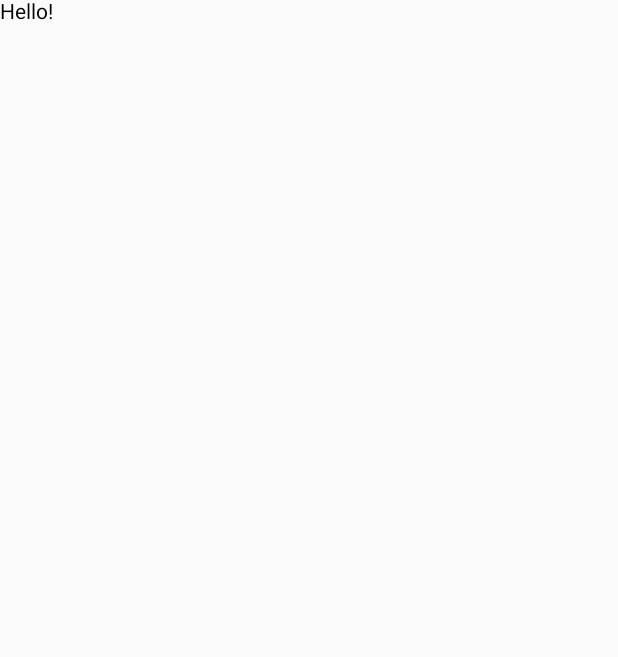
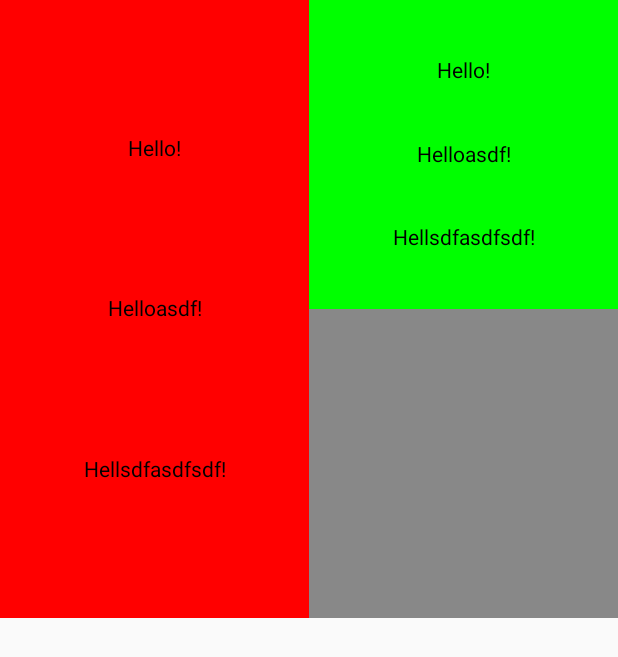
Before and after one commit to Kasaklalita/Learning-Jetpack-Compose, an Android app built with Jetpack Compose: the screen it shows after launch (MainActivity), on a phone screen of 412 x 824 dp. Before the commit the part shown is almost empty. Shown: the top 657 px of the screen. Run offline under Robolectric (Android 15) with nearby library versions, the phone set to English and light mode, and no system bars.

Commit message:
Lesson 2

```diff
--- a/app/src/main/java/com/kasaklalita/learningjetpackcompose/MainActivity.kt
+++ b/app/src/main/java/com/kasaklalita/learningjetpackcompose/MainActivity.kt
@@ -3,12 +3,15 @@ package com.kasaklalita.learningjetpackcompose
 import android.os.Bundle
 import androidx.activity.ComponentActivity
 import androidx.activity.compose.setContent
-import androidx.compose.foundation.layout.fillMaxSize
+import androidx.compose.foundation.background
+import androidx.compose.foundation.layout.*
 import androidx.compose.material.MaterialTheme
 import androidx.compose.material.Surface
 import androidx.compose.material.Text
 import androidx.compose.runtime.Composable
+import androidx.compose.ui.Alignment
 import androidx.compose.ui.Modifier
+import androidx.compose.ui.graphics.Color
 import androidx.compose.ui.tooling.preview.Preview
 import com.kasaklalita.learningjetpackcompose.ui.theme.LearningJetpackComposeTheme
 
@@ -16,7 +19,31 @@ class MainActivity : ComponentActivity() {
     override fun onCreate(savedInstanceState: Bundle?) {
         super.onCreate(savedInstanceState)
         setContent {
-            NewText()
+            Row(
+                modifier = Modifier.background(Color.Gray).fillMaxWidth().fillMaxHeight(0.5f),
+            ) {
+                Column(
+                    modifier = Modifier.background(Color.Red).fillMaxHeight().fillMaxWidth(0.5f),
+                    horizontalAlignment = Alignment.CenterHorizontally,
+                    verticalArrangement = Arrangement.SpaceEvenly
+                ) {
+                    Text(text = "Hello!")
+                    Text(text = "Helloasdf!")
+                    Text(text = "Hellsdfasdfsdf!")
+                }
+                Column(
+                    modifier = Modifier.background(Color.Green).fillMaxHeight(0.5f).fillMaxWidth(),
+                    horizontalAlignment = Alignment.CenterHorizontally,
+                    verticalArrangement = Arrangement.SpaceEvenly
+                ) {
+                    Text(text = "Hello!")
+                    Text(text = "Helloasdf!")
+                    Text(text = "Hellsdfasdfsdf!")
+                }
+            }
+
+
+//            NewText()
 //            LearningJetpackComposeTheme {
 //                // A surface container using the 'background' color from the theme
 //                Surface(
@@ -28,12 +55,6 @@ class MainActivity : ComponentActivity() {
 //            }
         }
     }
-}
-
-@Preview (showBackground = true)
-@Composable
-fun NewText() {
-    Text(text = "Hello!")
 }
 
 //@Composable
```
